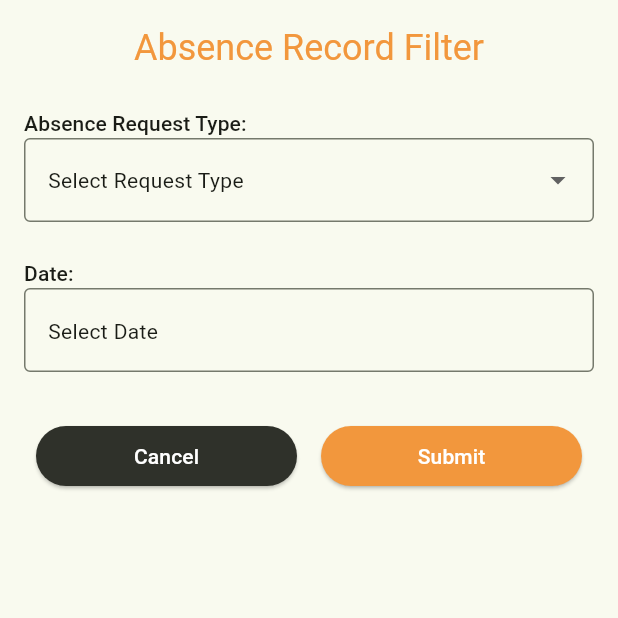
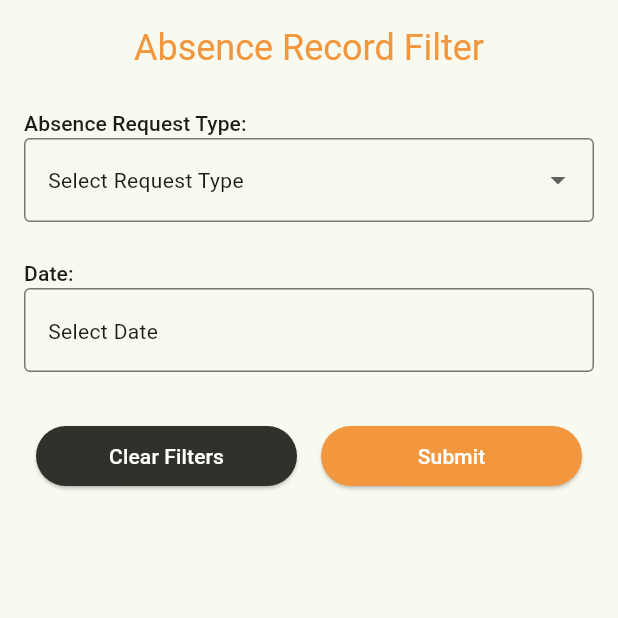
Before and after one commit to iamkhalil1986/absence_manager, a Flutter app: the screen it shows after launch, after a tap on the "filter list alt" icon, on a phone screen of 412 x 824 dp, the top half of it. Run offline on Flutter 3.47's test engine with Material 3 defaults, Android fonts, the phone set to English and light mode, and no system bars; our stand-ins replace equatable, flutter_bloc; network calls fail.

Commit message:
Completed all functional changes and resolved dart analysis issues as well.

```diff
--- a/lib/absence_records/absence_records_strings.dart
+++ b/lib/absence_records/absence_records_strings.dart
@@ -8,12 +8,20 @@ class AbsenceRecordsStrings {
   static const confirmed = "Confirmed";
   static const rejected = "Rejected";
 
+  static const name = "Name:";
+  static const requestCategory = "Request Category:";
+  static const duration = "Duration:";
+  static const date = "Date:";
+  static const startDate = "Start Date:";
+  static const endDate = "End Date:";
+  static const membersNote = "Members Note:";
+  static const admittersNote = "Admitters Note:";
+
   static const absenceRecordFilter = "Absence Record Filter";
   static const formValidationErrorMessage = "At least one field must be filled";
   static const absenceRequestType = "Absence Request Type:";
   static const absenceRequestTypeHint = "Select Request Type";
-  static const date = "Date:";
   static const dateHint = "Select Date";
-  static const cancel = "Cancel";
+  static const clearFilters = "Clear Filters";
   static const submit = "Submit";
 }
--- a/lib/absence_records/bloc/absence_records_bloc.dart
+++ b/lib/absence_records/bloc/absence_records_bloc.dart
@@ -40,9 +40,16 @@ class AbsenceRecordsBloc
       _sendPaginatedAbsenceRecords(emit);
     } else if (event is AbsenceRecordsWithFilterEvent) {
       _applyFilterAndFetchRecords(event, emit);
+    } else if (event is UpdateRequestTypeFilterEvent) {
+      emit(state.copyWith(requestTypeFilter: event.requestTypeFilter));
+    } else if (event is UpdateDateFilterEvent) {
+      emit(state.copyWith(dateFilter: event.dateFilter));
     } else if (event is ClearDateFilterEvent ||
         event is ClearRequestTypeFilterEvent) {
       _clearFilterAndFetchRecords(emit, event);
+    } else if (event is ClearAllFiltersEvent) {
+      emit(AbsenceRecordsState());
+      _sendPaginatedAbsenceRecords(emit);
     }
   }
 
@@ -87,9 +94,8 @@ class AbsenceRecordsBloc
   void _applyFilterAndFetchRecords(
       AbsenceRecordsWithFilterEvent event, Emitter<AbsenceRecordsState> emit) {
     emit(AbsenceRecordsState().copyWith(
-      requestTypeFilter: event.filterModel?.selectedRequestType,
-      dateFilter: event.filterModel?.selectedDate,
-    ));
+        requestTypeFilter: state.requestTypeFilter,
+        dateFilter: state.dateFilter));
     _sendPaginatedAbsenceRecords(emit);
   }
 
--- a/lib/absence_records/bloc/absence_records_event.dart
+++ b/lib/absence_records/bloc/absence_records_event.dart
@@ -1,4 +1,4 @@
-import 'package:absence_manager/absence_records/models/absence_records_filter_model.dart';
+import 'package:absence_manager/absence_records/absence_records_enums.dart';
 import 'package:equatable/equatable.dart';
 
 class AbsenceRecordsEvent extends Equatable {
@@ -11,15 +11,28 @@ class FetchAllRecordsEvent extends AbsenceRecordsEvent {}
 
 class FetchPaginatedRecordsEvent extends AbsenceRecordsEvent {}
 
-class AbsenceRecordsWithFilterEvent extends AbsenceRecordsEvent {
-  final AbsenceRecordsFilterModel? filterModel;
+class AbsenceRecordsWithFilterEvent extends AbsenceRecordsEvent {}
 
-  const AbsenceRecordsWithFilterEvent({this.filterModel});
+class UpdateRequestTypeFilterEvent extends AbsenceRecordsEvent {
+  final AbsenceRequestType? requestTypeFilter;
+
+  const UpdateRequestTypeFilterEvent({this.requestTypeFilter});
 
   @override
-  List<Object?> get props => [filterModel];
+  List<Object?> get props => [requestTypeFilter];
+}
+
+class UpdateDateFilterEvent extends AbsenceRecordsEvent {
+  final DateTime? dateFilter;
+
+  const UpdateDateFilterEvent({this.dateFilter});
+
+  @override
+  List<Object?> get props => [dateFilter];
 }
 
 class ClearDateFilterEvent extends AbsenceRecordsEvent {}
 
 class ClearRequestTypeFilterEvent extends AbsenceRecordsEvent {}
+
+class ClearAllFiltersEvent extends AbsenceRecordsEvent {}
--- a/lib/absence_records/bloc/absence_records_state.dart
+++ b/lib/absence_records/bloc/absence_records_state.dart
@@ -20,19 +20,15 @@ class AbsenceRecordsState extends Equatable {
       {int? currentAbsenceRecordsCount,
       int? totalAbsenceRecordsCount,
       DateTime? dateFilter,
-      bool clearDateFilter = false,
       AbsenceRequestType? requestTypeFilter,
-      bool clearRequestTypeFilter = false,
       List<AbsenceState>? records}) {
     return AbsenceRecordsState(
         currentAbsenceRecordsCount:
             currentAbsenceRecordsCount ?? this.currentAbsenceRecordsCount,
         totalAbsenceRecordsCount:
             totalAbsenceRecordsCount ?? this.totalAbsenceRecordsCount,
-        dateFilter: clearDateFilter ? null : dateFilter ?? this.dateFilter,
-        requestTypeFilter: clearRequestTypeFilter
-            ? null
-            : requestTypeFilter ?? this.requestTypeFilter,
+        dateFilter: dateFilter ?? this.dateFilter,
+        requestTypeFilter: requestTypeFilter ?? this.requestTypeFilter,
         records: records ?? this.records);
   }
 
--- a/lib/absence_records/models/absence_records_filter_model.dart
+++ /dev/null
@@ -1,13 +0,0 @@
-import 'package:absence_manager/absence_records/absence_records_enums.dart';
-import 'package:equatable/equatable.dart';
-
-class AbsenceRecordsFilterModel extends Equatable {
-  final DateTime? selectedDate;
-  final AbsenceRequestType? selectedRequestType;
-
-  const AbsenceRecordsFilterModel(
-      {this.selectedDate, this.selectedRequestType});
-
-  @override
-  List<Object?> get props => [selectedDate, selectedRequestType];
-}
--- a/lib/absence_records/ui/absence_records_filter_dialog.dart
+++ b/lib/absence_records/ui/absence_records_filter_widget.dart
@@ -1,22 +1,13 @@
 import 'package:absence_manager/absence_records/absence_records_enums.dart';
 import 'package:absence_manager/absence_records/absence_records_strings.dart';
-import 'package:absence_manager/absence_records/models/absence_records_filter_model.dart';
+import 'package:absence_manager/absence_records/bloc/absence_records_bloc.dart';
+import 'package:absence_manager/absence_records/bloc/absence_records_event.dart';
+import 'package:absence_manager/absence_records/bloc/absence_records_state.dart';
 import 'package:absence_manager/core/shared_utils.dart';
 import 'package:flutter/material.dart';
+import 'package:flutter_bloc/flutter_bloc.dart';
 
-class AbsenceRecordsFilterDialog extends StatefulWidget {
-  const AbsenceRecordsFilterDialog({super.key});
-
-  @override
-  State<AbsenceRecordsFilterDialog> createState() =>
-      _AbsenceRecordsFilterDialogState();
-}
-
-class _AbsenceRecordsFilterDialogState
-    extends State<AbsenceRecordsFilterDialog> {
-  DateTime? _selectedDate;
-  AbsenceRequestType? _selectedRequestType;
-
+class AbsenceRecordsFilterWidget extends StatelessWidget {
   final dropDownOptions = [
     AbsenceRequestType.vacation,
     AbsenceRequestType.sickness
@@ -24,10 +15,11 @@ class _AbsenceRecordsFilterDialogState
   final _formKey = GlobalKey<FormState>();
   final TextEditingController dateFieldController = TextEditingController();
 
+  AbsenceRecordsFilterWidget({super.key});
+
   @override
   Widget build(BuildContext context) {
     final theme = Theme.of(context);
-
     return Scaffold(
       appBar: AppBar(
         toolbarHeight: 0,
@@ -35,7 +27,11 @@ class _AbsenceRecordsFilterDialogState
         leading: const IgnorePointer(),
       ),
       body: SafeArea(
-        child: Padding(
+        child: BlocBuilder<AbsenceRecordsBloc, AbsenceRecordsState>(
+            builder: (context, state) {
+          dateFieldController.text =
+              SharedUtils.getYearMonthDayFormat(state.dateFilter);
+          return Padding(
             padding: const EdgeInsets.all(16.0),
             child: SingleChildScrollView(
               child: Form(
@@ -47,16 +43,18 @@ class _AbsenceRecordsFilterDialogState
                             ?.copyWith(color: theme.colorScheme.primary)),
                     SizedBox(height: 24),
                     _RequestTypeDropdown(
-                    selectedRequestType: _selectedRequestType,
+                      selectedRequestType: state.requestTypeFilter,
                       onChanged: (value) {
-                      setState(() {
-                        _selectedRequestType = value;
-                      });
+                        context.read<AbsenceRecordsBloc>().add(
+                              UpdateRequestTypeFilterEvent(
+                                  requestTypeFilter: value),
+                            );
                       },
                       onValidate: (_) {
-                      if (_selectedRequestType == null &&
-                          _selectedDate == null) {
-                        return AbsenceRecordsStrings.formValidationErrorMessage;
+                        if (state.requestTypeFilter == null &&
+                            state.dateFilter == null) {
+                          return AbsenceRecordsStrings
+                              .formValidationErrorMessage;
                         }
                         return null;
                       },
@@ -64,18 +62,19 @@ class _AbsenceRecordsFilterDialogState
                     SizedBox(height: 24),
                     _DatePickerField(
                       controller: dateFieldController,
-                    selectedDate: _selectedDate,
+                      selectedDate: state.dateFilter,
                       onDateSelected: (date) {
-                      setState(() {
-                        _selectedDate = date;
                         dateFieldController.text =
                             SharedUtils.getYearMonthDayFormat(date);
-                      });
+                        context.read<AbsenceRecordsBloc>().add(
+                              UpdateDateFilterEvent(dateFilter: date),
+                            );
                       },
                       onValidate: (_) {
-                      if (_selectedRequestType == null &&
-                          _selectedDate == null) {
-                        return AbsenceRecordsStrings.formValidationErrorMessage;
+                        if (state.requestTypeFilter == null &&
+                            state.dateFilter == null) {
+                          return AbsenceRecordsStrings
+                              .formValidationErrorMessage;
                         }
                         return null;
                       },
@@ -83,16 +82,17 @@ class _AbsenceRecordsFilterDialogState
                     SizedBox(height: 24),
                     _ActionButtons(
                       onCancel: () {
+                        context
+                            .read<AbsenceRecordsBloc>()
+                            .add(ClearAllFiltersEvent());
                         Navigator.pop(context);
                       },
                       onSubmit: () {
                         if (_formKey.currentState!.validate()) {
-                        Navigator.of(context).pop(
-                          AbsenceRecordsFilterModel(
-                            selectedDate: _selectedDate,
-                            selectedRequestType: _selectedRequestType,
-                          ),
-                        );
+                          context
+                              .read<AbsenceRecordsBloc>()
+                              .add(AbsenceRecordsWithFilterEvent());
+                          Navigator.of(context).pop();
                         }
                       },
                     ),
@@ -100,15 +100,10 @@ class _AbsenceRecordsFilterDialogState
                 ),
               ),
             ),
-        ),
+          );
+        }),
       ),
     );
-  }
-
-  @override
-  void dispose() {
-    super.dispose();
-    dateFieldController.dispose();
   }
 }
 
@@ -230,7 +225,7 @@ class _ActionButtons extends StatelessWidget {
                       Theme.of(context).colorScheme.inverseSurface),
                   foregroundColor: WidgetStateProperty.all(
                       Theme.of(context).colorScheme.onPrimary)),
-              child: const Text(AbsenceRecordsStrings.cancel),
+              child: const Text(AbsenceRecordsStrings.clearFilters),
             ),
           ),
         ),
--- a/lib/absence_records/ui/absence_records_widget.dart
+++ b/lib/absence_records/ui/absence_records_widget.dart
@@ -4,9 +4,8 @@ import 'package:absence_manager/absence_records/bloc/absence_records_bloc.dart';
 import 'package:absence_manager/absence_records/bloc/absence_records_event.dart';
 import 'package:absence_manager/absence_records/bloc/absence_records_state.dart';
 import 'package:absence_manager/absence_records/bloc/absence_state.dart';
-import 'package:absence_manager/absence_records/models/absence_records_filter_model.dart';
 import 'package:absence_manager/absence_records/ui/absence_record_detail_widget.dart';
-import 'package:absence_manager/absence_records/ui/absence_records_filter_dialog.dart';
+import 'package:absence_manager/absence_records/ui/absence_records_filter_widget.dart';
 import 'package:absence_manager/core/shared_utils.dart';
 import 'package:flutter/material.dart';
 import 'package:flutter_bloc/flutter_bloc.dart';
@@ -23,18 +22,13 @@ class AbsenceRecordsWidget extends StatelessWidget {
         title: const Text(AbsenceRecordsStrings.absenceRecords),
         actions: [
           IconButton(
-              onPressed: () async {
-                final filterModel = await Navigator.of(context).push(
-                  MaterialPageRoute<AbsenceRecordsFilterModel>(
-                    builder: (context) => const AbsenceRecordsFilterDialog(),
+              onPressed: () {
+                Navigator.of(context).push(
+                  MaterialPageRoute(
+                    builder: (context) => AbsenceRecordsFilterWidget(),
                     fullscreenDialog: true,
                   ),
                 );
-                if (filterModel != null) {
-                  context.read<AbsenceRecordsBloc>().add(
-                        AbsenceRecordsWithFilterEvent(filterModel: filterModel),
-                      );
-                }
               },
               icon: Icon(Icons.filter_list_alt))
         ],
@@ -252,6 +246,7 @@ class _AbsenceRecordsListItem extends StatelessWidget {
                 status: status,
                 statusColor: statusColor,
                 statusIcon: statusIcon,
+                duration: duration,
               );
             });
       },
--- a/lib/core/shared_utils.dart
+++ b/lib/core/shared_utils.dart
@@ -10,6 +10,6 @@ extension CapitalizeFirstLetter on String {
     if (isEmpty) {
       return this;
     }
-    return this[0].toUpperCase() + this.substring(1);
+    return this[0].toUpperCase() + substring(1);
   }
 }
--- a/lib/main.dart
+++ b/lib/main.dart
@@ -19,8 +19,11 @@ class AbsenceManagerApp extends StatelessWidget {
         title: 'Absence Manager',
         theme: ThemeData(colorScheme: MaterialTheme.lightScheme()),
         home: BlocProvider(
-          create: (_) => AbsenceRecordsBloc()..add(FetchAllRecordsEvent()),
-          child: const AbsenceRecordsWidget(),
-        ));
+            create: (_) => AbsenceRecordsBloc()..add(FetchAllRecordsEvent()),
+            child: Navigator(onGenerateRoute: (routeSettings) {
+              return MaterialPageRoute(
+                  builder: (context) => const AbsenceRecordsWidget(),
+                  maintainState: false);
+            })));
   }
 }
```
Also changed, not shown: lib/absence_records/ui/absence_record_detail_widget.dart (+15 -10 lines). Lines whose indentation alone changed are shown as unchanged.
